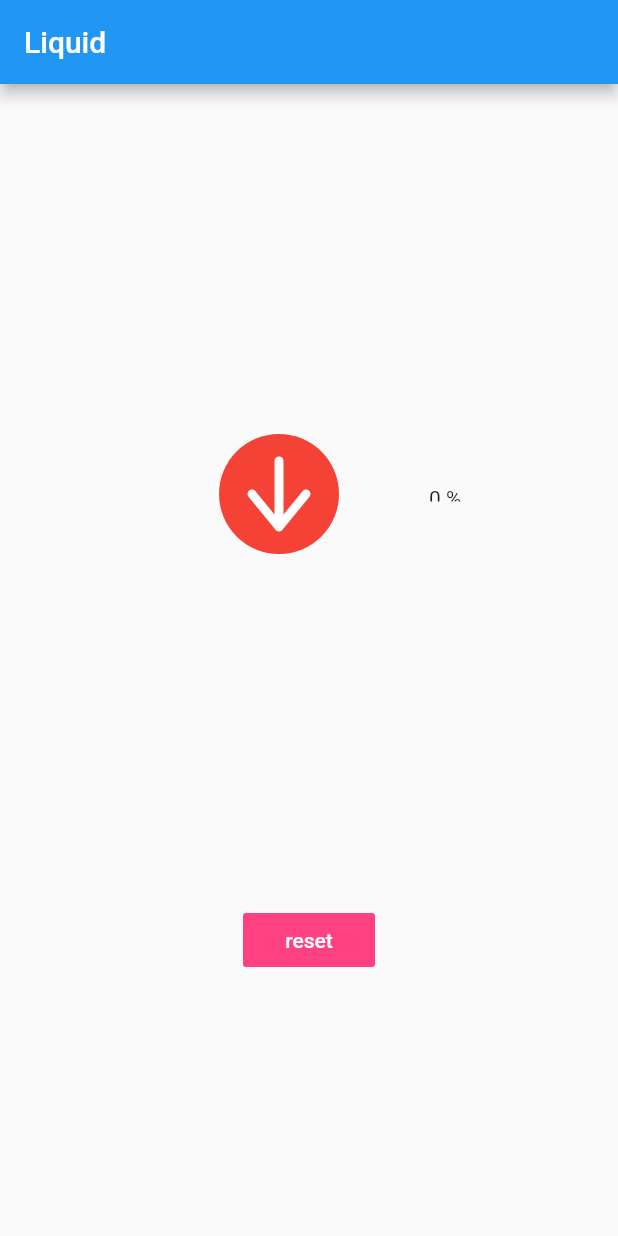
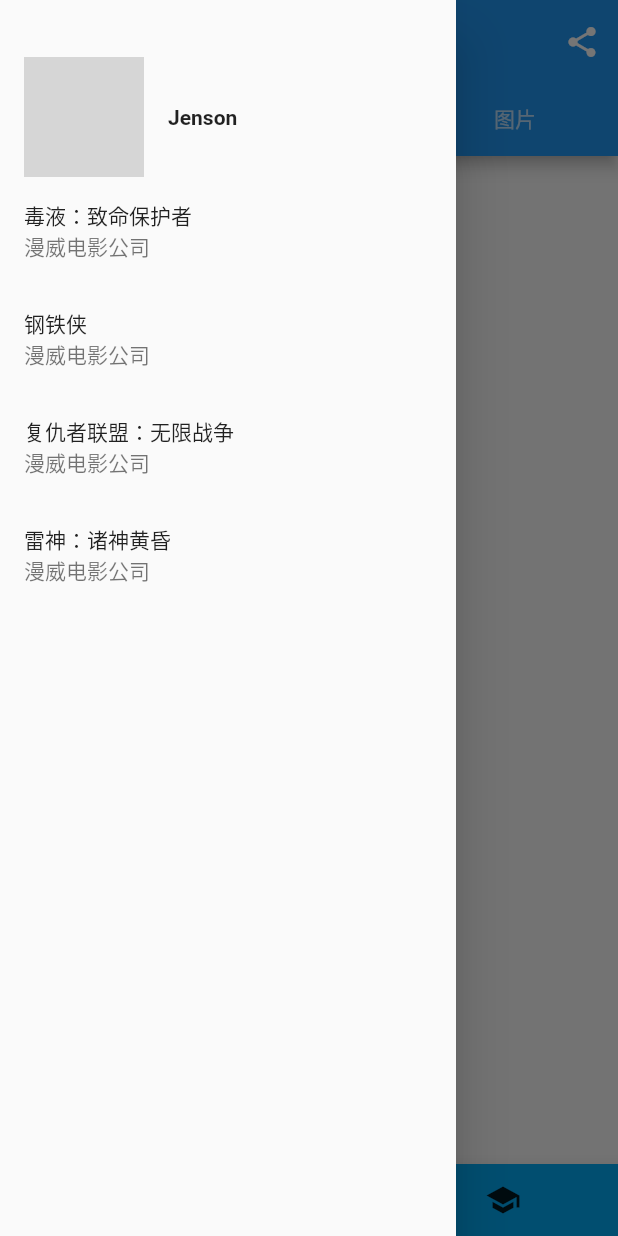
Before and after one commit to lanxuexing/flutter2study, a Flutter app: the screen it shows after launch, with the side drawer open (before the commit the screen has no drawer), on a phone screen of 412 x 824 dp. Run offline on Flutter 3.47's test engine with Material 2 defaults, Android fonts, the phone set to English and light mode, and no system bars; network calls fail; grey boxes are pictures that could not be loaded.

Commit message:
feat: layout

```diff
--- /dev/null
+++ b/lib/layout02/tabbar_widget.dart
@@ -0,0 +1,197 @@
+import 'package:flutter/material.dart';
+
+class TabbarWidget extends StatefulWidget {
+  final Widget child;
+
+  TabbarWidget({Key key, this.child}) : super(key: key);
+
+  _TabbarWidgetState createState() => _TabbarWidgetState();
+}
+
+class _TabbarWidgetState extends State<TabbarWidget> with SingleTickerProviderStateMixin {
+  // 定义一个globalKey, 由于GlobalKey要保持全局唯一性，我们使用静态变量存储
+  GlobalKey<ScaffoldState> _globalKey = GlobalKey();
+  int _currentIndex = 1;
+  List _tabs = ['新闻', '历史', '图片'];
+  TabController _tabController;
+
+  @override
+  void initState() {
+    super.initState();
+    _tabController =TabController(vsync: this, length: _tabs.length);
+  }
+
+  @override
+  Widget build(BuildContext context) {
+    return Scaffold(
+      key: _globalKey , // 设置key
+      appBar: AppBar( // 导航栏
+        leading: Builder(builder: (context) { // 自定义抽屉图标
+          return IconButton(
+            icon: Icon(Icons.dashboard),
+            color: Colors.white,
+            onPressed: (){
+              Scaffold.of(context).openDrawer(); // 获取父级最近的Scaffold Widget的State对象, 打开抽屉菜单 【第一种写法】
+              // _globalKey.currentState.openDrawer(); // 通过GlobalKey来获取StatefulWidget对象State, 打开抽屉菜单 【第二种写法】
+            },
+          );
+        }),
+        title: Text('Demo'),
+        actions: <Widget>[ // 导航栏右侧菜单
+          IconButton(
+            icon: Icon(Icons.share),
+            onPressed: (){
+              print('即将要分享应用');
+            },
+          ),
+        ],
+        bottom: TabBar(
+          controller: _tabController,
+          tabs: _tabs.map((item) => Tab(text: item,)).toList(),
+        ),
+      ),
+      drawer: MyDrawer(), // 抽屉
+      // bottomNavigationBar: BottomNavigationBar( // 底部导航, 【第一种：规则的】
+      //   currentIndex: _currentIndex,
+      //   fixedColor: Colors.lightBlue,
+      //   items: [
+      //     BottomNavigationBarItem(
+      //       icon: Icon(Icons.home),
+      //       title: Text('Home')
+      //     ),
+      //     BottomNavigationBarItem(
+      //       icon: Icon(Icons.business),
+      //       title: Text('Business')
+      //     ),
+      //     BottomNavigationBarItem(
+      //       icon: Icon(Icons.school),
+      //       title: Text('School')
+      //     ),
+      //   ],
+      //   onTap: _onBottomNavigationBarTap,
+      // ),
+      bottomNavigationBar: BottomAppBar(  // 底部导航, 【第一种：不规则的】
+      color: Colors.lightBlue,
+        shape: CircularNotchedRectangle(), // 底部导航栏打一个圆形的洞
+        child: Row(
+          mainAxisAlignment: MainAxisAlignment.spaceAround, // 均分底部导航栏横向空间
+          children: <Widget>[
+            IconButton(
+              icon: Icon(Icons.home),
+              onPressed: (){},
+            ),
+            SizedBox(), // 中间位置空出
+            IconButton(
+              icon: Icon(Icons.school),
+              onPressed: (){},
+            ),
+          ],
+        ),
+      ),
+      // floatingActionButton: Stack( // 自定义floatingActionButton位置
+      //   children: <Widget>[
+      //     Positioned(
+      //       width: 80.0,
+      //       bottom: 250.0,
+      //       left: MediaQuery.of(context).size.width / 2 - 40.0,
+      //       child: FloatingActionButton( // 浮动按钮
+      //       child: Icon(Icons.add),
+      //       onPressed: (){},
+      //     ),
+      //   )],
+      // ),
+      floatingActionButton: Icon(Icons.add),
+      floatingActionButtonLocation: FloatingActionButtonLocation.centerDocked,
+      body: TabBarView( // Tab组
+        controller: _tabController,
+        children: _tabs.map((item) {
+          return Container(
+            alignment: Alignment.center,
+            child: Text(
+              item,
+              style: TextStyle(
+                color: Colors.lightBlue
+              ),
+              textScaleFactor: 3
+            ),
+          );
+        }).toList(),
+      ),
+    );
+  }
+
+  _onBottomNavigationBarTap(int index) {
+    setState(() {
+      _currentIndex = index;
+    });
+  }
+
+}
+
+
+// 抽屉
+class MyDrawer extends StatelessWidget {
+
+  MyDrawer({Key key}):super(key: key);
+
+  @override
+  Widget build(BuildContext context) {
+    return Drawer(
+      child: MediaQuery.removePadding(
+        context: context,
+        removeTop: true,
+        child: Column(
+          crossAxisAlignment: CrossAxisAlignment.start, // 设置左对齐
+          children: <Widget>[
+            Padding(
+              padding: EdgeInsets.only(top: 38.0),
+              child: Row(
+                children: <Widget>[
+                  Padding(
+                    padding: EdgeInsets.symmetric(horizontal: 16.0),
+                    child: ClipOval(
+                      child: SizedBox(
+                        width: 80.0,
+                        height: 80.0,
+                        child: Image.network(
+                          'https://avatars2.githubusercontent.com/u/20652750?s=460&v=4',
+                          fit: BoxFit.fill,
+                        ),
+                      )
+                    ),
+                  ),
+                  Text(
+                    'Jenson',
+                    style: TextStyle(fontWeight: FontWeight.bold),
+                  ),
+                ],
+              ),
+            ),
+            Expanded(
+              child: ListView(
+                children: <Widget>[
+                  ListTile(
+                    title: Text('毒液：致命保护者'),
+                    subtitle: Text('漫威电影公司'),
+                  ),
+                  ListTile(
+                    title: Text('钢铁侠'),
+                    subtitle: Text('漫威电影公司'),
+                  ),
+                  ListTile(
+                    title: Text('复仇者联盟：无限战争'),
+                    subtitle: Text('漫威电影公司'),
+                  ),
+                  ListTile(
+                    title: Text('雷神：诸神黄昏'),
+                    subtitle: Text('漫威电影公司'),
+                  )
+                ],
+              ),
+            ),
+          ],
+        ),
+      ),
+    );
+  }
+}
--- a/lib/main.dart
+++ b/lib/main.dart
@@ -1141,8 +1141,29 @@
 /**
  * 34.液体进度球
  */
+// import 'package:flutter/material.dart';
+// import 'widget/liquid/page.dart';
+
+// void main() => runApp(MyApp());
+
+// class MyApp extends StatelessWidget {
+//   @override
+//   Widget build(BuildContext context) {
+//     return MaterialApp(
+//       title: 'Flutter Liquid Widget Demo',
+//       theme: ThemeData.light(),
+//       home: LiquidPage(),
+//     );
+//   }
+// }
+
+
+/**
+ * 35.限制性类型容器布局
+ */
 import 'package:flutter/material.dart';
-import 'widget/liquid/page.dart';
+// import 'layout02/constrained_widget.dart';
+import 'layout02/tabbar_widget.dart';
 
 void main() => runApp(MyApp());
 
@@ -1152,7 +1173,8 @@
     return MaterialApp(
       title: 'Flutter Liquid Widget Demo',
       theme: ThemeData.light(),
-      home: LiquidPage(),
+      // home: ConstrainedWidget(), // constrained_widget.dart
+      home: TabbarWidget(), // tabbar_widget.dart
     );
   }
 }
```
Also changed, not shown: lib/layout02/constrained_widget.dart (added, +190 -0 lines), 1 other file.
